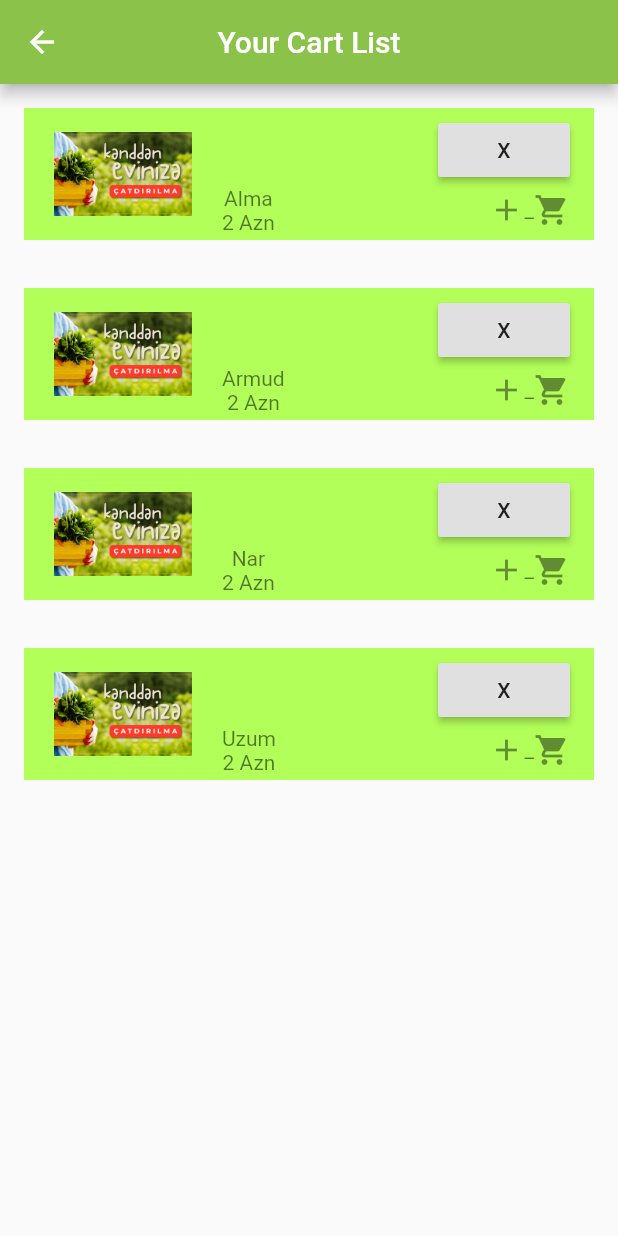
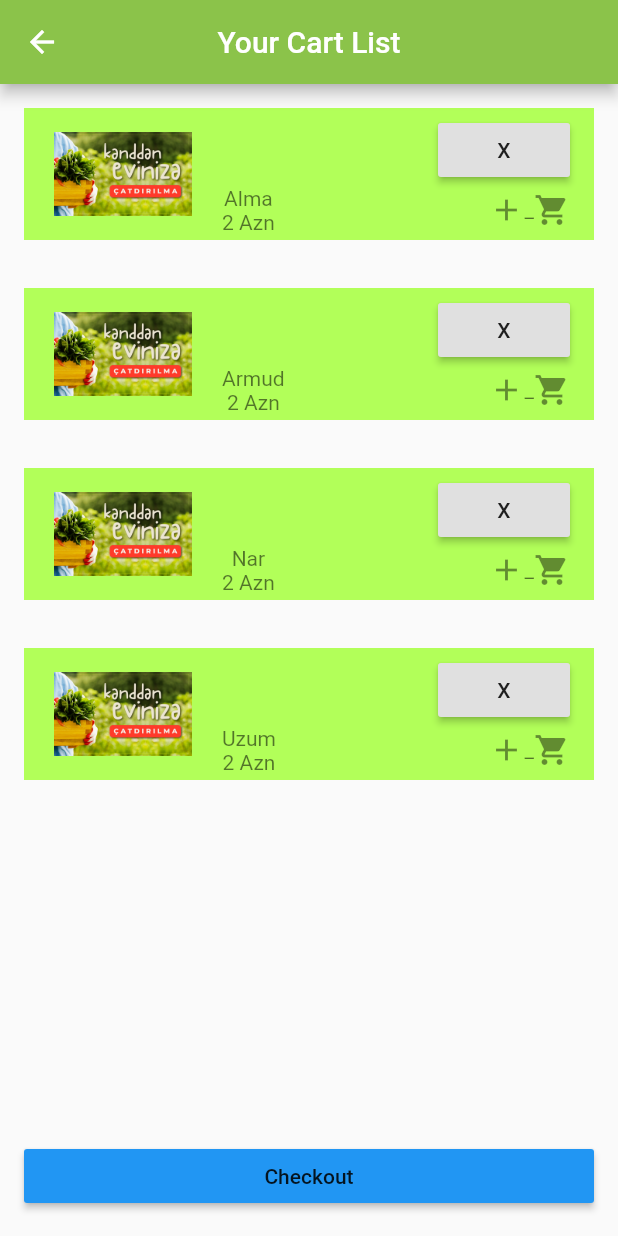
Before and after one commit to konuleminova/redux_sign_in_demo, a Flutter app: the HomePage screen opened by its route, after a tap on the "menu" icon, after a tap on the "search" icon, after a tap on the "shopping cart" icon, on a phone screen of 412 x 824 dp. Run offline on Flutter 3.47's test engine with Material 2 defaults, Android fonts, the phone set to English and light mode, and no system bars; our stand-ins replace flutter_redux, redux, redux_thunk, shared_preferences; accounts and stored records are empty; network calls fail.

Commit message:
shop item add remove

```diff
--- a/lib/main.dart
+++ b/lib/main.dart
@@ -2,6 +2,7 @@ import 'package:flutter/material.dart';
 import 'package:flutter_redux/flutter_redux.dart';
 import 'package:redux_sign_in/data/model/user_login.dart';
 import 'package:redux_sign_in/data/viewmodel/login_viewmodel.dart';
+import 'package:redux_sign_in/ui/page/checkout.dart';
 import 'package:redux_sign_in/ui/page/home.dart';
 import 'package:redux_sign_in/ui/page/index.dart';
 import 'package:redux_sign_in/ui/page/login.dart';
@@ -31,7 +32,8 @@ class MyApp extends StatelessWidget {
           "/login": (BuildContext context) => LoginPage(),
           "/register": (BuildContext context) => RegisterPage(),
           "/home": (BuildContext context) => HomePage(),
-          "/shopping_cart": (BuildContext context) => ShoppingCart()
+          "/shopping_cart": (BuildContext context) => ShoppingCartPage(),
+          "/checkout": (BuildContext context) => CheckoutPage()
         },
       ),
     );
--- a/lib/ui/page/shopping_cart.dart
+++ b/lib/ui/page/shopping_cart.dart
@@ -5,19 +5,21 @@ import 'package:redux_sign_in/data/model/app_state.dart';
 import 'package:redux_sign_in/data/model/shop_item.dart';
 import 'package:redux_sign_in/data/viewmodel/shopping_cart_viewmodel.dart';
 
-class ShoppingCart extends StatefulWidget {
+class ShoppingCartPage extends StatefulWidget {
   @override
   State<StatefulWidget> createState() {
     // TODO: implement createState
-    return new ShoppingCartState();
+    return new ShoppingCartPageState();
   }
 }
 
-class ShoppingCartState extends State<ShoppingCart> {
+class ShoppingCartPageState extends State<ShoppingCartPage> {
   List<ShopItem> shopItems;
+  double width;
 
   @override
   Widget build(BuildContext context) {
+    width = MediaQuery.of(context).size.width;
     // TODO: implement build
     return new StoreConnector(
         onInitialBuild: (ShoppingCartViewModel viewModel) {},
@@ -42,9 +44,11 @@ class ShoppingCartState extends State<ShoppingCart> {
               title: new Text("Your Cart List"),
               centerTitle: true,
             ),
-            body: new Container(
-              child: new ListView(
-                  children: viewModel.shopItems.map((ShopItem shopItem) => new Container(
+            body: new Stack(
+              children: <Widget>[
+                new ListView(
+                  children: viewModel.shopItems
+                      .map((ShopItem shopItem) => new Container(
                             color: Colors.lightGreenAccent,
                             margin: EdgeInsets.all(16),
                             child: new ListTile(
@@ -58,12 +62,10 @@ class ShoppingCartState extends State<ShoppingCart> {
                                     child: new Text("X"),
                                   )),
                               subtitle: new SizedBox(
-                        width: MediaQuery
-                            .of(context)
-                            .size
-                            .width,
+                                width: width,
                                 child: new Row(
-                          mainAxisAlignment: MainAxisAlignment.spaceBetween,
+                                  mainAxisAlignment:
+                                      MainAxisAlignment.spaceBetween,
                                   children: <Widget>[
                                     new Container(
                                       child: new Column(
@@ -88,7 +90,8 @@ class ShoppingCartState extends State<ShoppingCart> {
                                             child: new Text("_"),
                                           ),
                                           new Container(
-                                    child: new Icon(Icons.shopping_cart),
+                                            child:
+                                                new Icon(Icons.shopping_cart),
                                           )
                                         ],
                                       ),
@@ -103,10 +106,26 @@ class ShoppingCartState extends State<ShoppingCart> {
                                 width: 100,
                               ),
                             ),
-                  )).toList(),
+                          ))
+                      .toList(),
                 ),
-          ),);
-        }
+                new Container(
+                  margin: EdgeInsets.all(16),
+                  child: new ButtonTheme(
+                    child: new RaisedButton(
+                      onPressed: () {
+                        return Navigator.pushNamed(context, "/checkout");
+                      },
+                      child: new Text("Checkout"),
+                    ),
+                    minWidth: width,
+                  ),
+                  alignment: AlignmentDirectional.bottomCenter,
+                  width: width,
+                )
+              ],
+            ),
           );
+        });
   }
 }
```
Also changed, not shown: lib/ui/page/checkout.dart (added, +22 -0 lines). Lines whose indentation alone changed are shown as unchanged.
